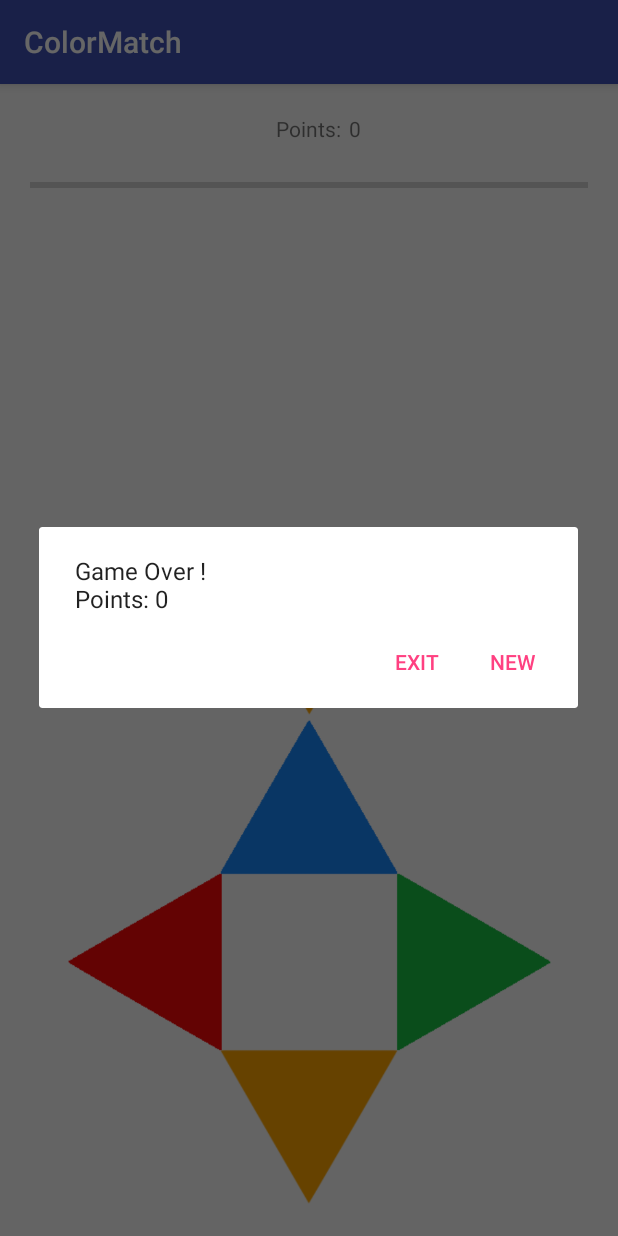
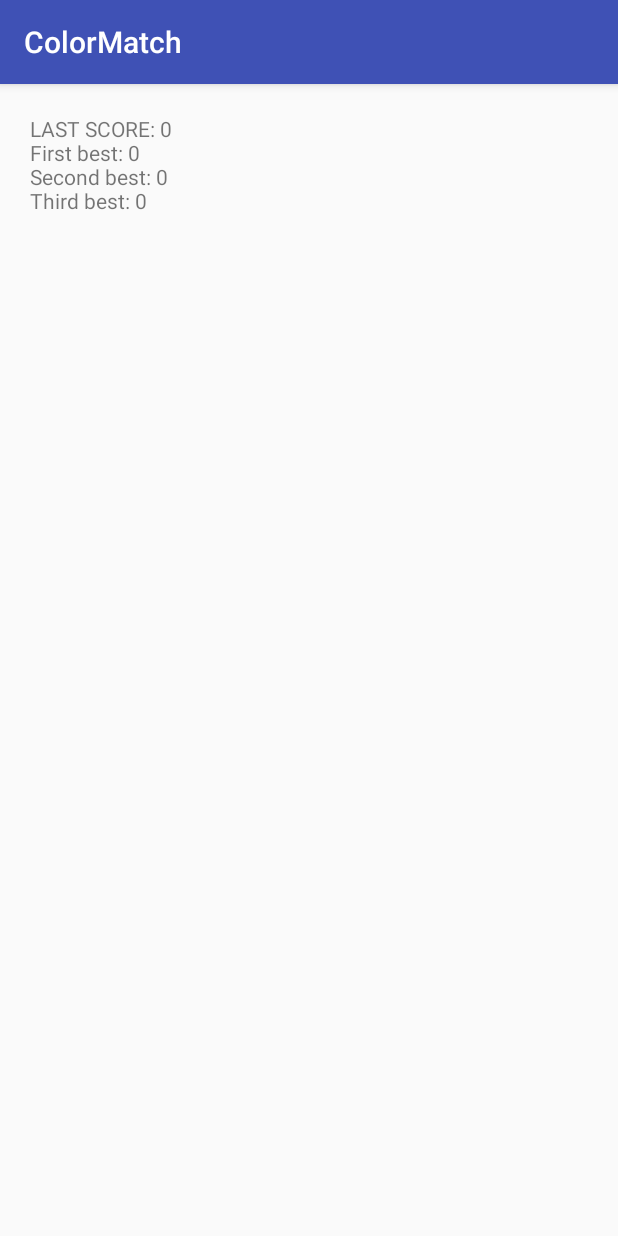
Before and after one commit to apartment81/CodingExercisesDay101, an Android app: the screen it shows after launch (MainActivity before the commit, BestActivity after it), on a phone screen of 412 x 824 dp. Run offline under Robolectric (Android 15) with nearby library versions, the phone set to English and light mode, and no system bars.

Commit message:
color match + best score

```diff
--- a/app/src/main/AndroidManifest.xml
+++ b/app/src/main/AndroidManifest.xml
@@ -16,6 +16,8 @@
                 <category android:name="android.intent.category.LAUNCHER" />
             </intent-filter>
         </activity>
+        <activity android:name=".BestActivity"/>
+
     </application>
 
 </manifest>
--- /dev/null
+++ b/app/src/main/java/com/example/mirodone/colormatch/BestActivity.java
@@ -0,0 +1,100 @@
+package com.example.mirodone.colormatch;
+
+import android.content.DialogInterface;
+import android.content.Intent;
+import android.content.SharedPreferences;
+import android.os.Bundle;
+import android.support.v7.app.AlertDialog;
+import android.support.v7.app.AppCompatActivity;
+import android.widget.TextView;
+
+public class BestActivity extends AppCompatActivity{
+
+    TextView tv_best;
+    int lastBest;
+    int best1, best2, best3;
+
+    @Override
+    protected void onCreate( Bundle savedInstanceState) {
+        super.onCreate(savedInstanceState);
+
+        setContentView(R.layout.activity_best);
+
+        tv_best = findViewById(R.id.tv_best);
+
+        //load old score
+
+        SharedPreferences preferences  = getSharedPreferences("PREF", 0);
+        lastBest = preferences.getInt("lastBest",0);
+        best1 = preferences.getInt("best1",0);
+        best2 = preferences.getInt("best2",0);
+        best3 = preferences.getInt("best3",0);
+
+
+        //replace if there is a best score
+        if(lastBest > best3) {
+            best3 = lastBest;
+
+            SharedPreferences.Editor editor = preferences.edit();
+            editor.putInt("best3" , best3);
+            editor.apply();
+        }
+
+
+        if(lastBest > best2) {
+            int temp  = best2;
+            best2 = lastBest;
+            best3 = temp;
+
+            SharedPreferences.Editor editor = preferences.edit();
+            editor.putInt("best3" , best3);
+            editor.putInt("best2" , best2);
+            editor.apply();
+        }
+
+        if(lastBest > best1) {
+            int temp  = best1;
+            best1 = lastBest;
+            best2 = temp;
+
+            SharedPreferences.Editor editor = preferences.edit();
+            editor.putInt("best2" , best2);
+            editor.putInt("best1" , best1);
+            editor.apply();
+        }
+
+        tv_best.setText("LAST SCORE: " + lastBest + "\n"+
+        "First best: " + best1 + "\n" +
+                "Second best: " + best2 + "\n" +
+                "Third best: " + best3 );
+
+        AlertDialog.Builder adb = new AlertDialog.Builder(BestActivity.this);
+                        adb.setMessage("Game Over ! " )
+                                .setCancelable(false)
+                                .setPositiveButton("NEW", new DialogInterface.OnClickListener() {
+                                    @Override
+                                    public void onClick(DialogInterface dialog, int which) {
+                                        Intent intent = new Intent(getApplicationContext(), MainActivity.class);
+                                        startActivity(intent);
+                                        finish();
+                                    }
+                                }).setNegativeButton("EXIT", new DialogInterface.OnClickListener() {
+                            @Override
+                            public void onClick(DialogInterface dialog, int which) {
+                                finish();
+                            }
+                        });
+
+                        AlertDialog alertDialog = adb.create();
+                        alertDialog.show();
+
+    }
+
+    @Override
+    public void onBackPressed(){
+        Intent intent = new Intent(getApplicationContext(),MainActivity.class);
+        startActivity(intent);
+        finish();
+    }
+
+}
--- a/app/src/main/java/com/example/mirodone/colormatch/MainActivity.java
+++ b/app/src/main/java/com/example/mirodone/colormatch/MainActivity.java
@@ -2,6 +2,7 @@ package com.example.mirodone.colormatch;
 
 import android.content.DialogInterface;
 import android.content.Intent;
+import android.content.SharedPreferences;
 import android.os.Handler;
 import android.support.v7.app.AlertDialog;
 import android.support.v7.app.AppCompatActivity;
@@ -13,6 +14,8 @@ import android.view.animation.RotateAnimation;
 import android.widget.ImageView;
 import android.widget.ProgressBar;
 import android.widget.TextView;
+import android.widget.Toast;
+
 import java.util.Random;
 
 public class MainActivity extends AppCompatActivity {
@@ -107,9 +110,9 @@ public class MainActivity extends AppCompatActivity {
                         mHandler.postDelayed(mRunnable, 100);
                     } else {
                         iv_button.setEnabled(false);
-                      //  Toast.makeText(MainActivity.this, "Game Over !", Toast.LENGTH_SHORT).show();
+                     //  Toast.makeText(MainActivity.this, "Game Over !", Toast.LENGTH_SHORT).show();
 
-                        AlertDialog.Builder adb = new AlertDialog.Builder(MainActivity.this);
+                       /* AlertDialog.Builder adb = new AlertDialog.Builder(MainActivity.this);
                         adb.setMessage("Game Over ! \nPoints: " + currentPoints)
                                 .setCancelable(false)
                                 .setPositiveButton("NEW", new DialogInterface.OnClickListener() {
@@ -127,7 +130,17 @@ public class MainActivity extends AppCompatActivity {
                         });
 
                         AlertDialog alertDialog = adb.create();
-                        alertDialog.show();
+                        alertDialog.show();*/
+
+                        SharedPreferences preferences = getSharedPreferences("PREF", 0);
+                        SharedPreferences.Editor editor = preferences.edit();
+                        editor.putInt("lastBest" , currentPoints);
+                        editor.apply();
+
+                        Intent intent  = new Intent(getApplicationContext(), BestActivity.class);
+                        startActivity(intent);
+                        finish();
+
                     }
                 }
             }
--- /dev/null
+++ b/app/src/main/res/layout/activity_best.xml
@@ -0,0 +1,17 @@
+<?xml version="1.0" encoding="utf-8"?>
+<android.support.constraint.ConstraintLayout
+    xmlns:android="http://schemas.android.com/apk/res/android"
+    android:layout_width="match_parent"
+    android:layout_height="match_parent">
+
+
+    <TextView
+        android:padding="@dimen/padding20dp"
+        android:id="@+id/tv_best"
+        android:gravity="start"
+        android:layout_width="match_parent"
+        android:layout_height="wrap_content"
+        android:text=""
+        />
+
+</android.support.constraint.ConstraintLayout>
```
